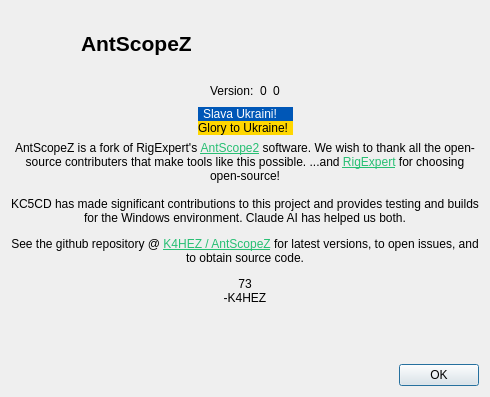
The window that src/aboutdialog.ui (K4HEZ/AntScopeZ) describes before a commit, drawn with Qt 5.
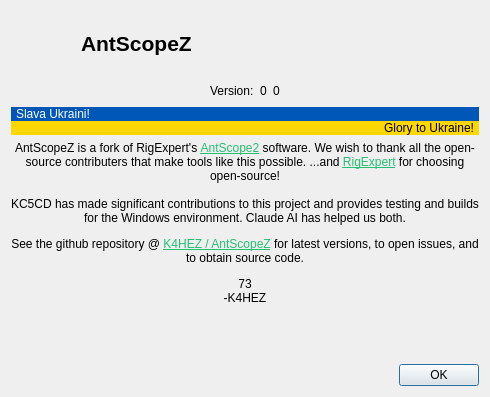
The same window after the commit. Icons and pictures are not drawn.

Commit message:
About dialog: remove flag-row spacers
Drops horizontalSpacer_flagLeft/Right from horizontalLayout_flag.

```diff
--- a/src/aboutdialog.ui
+++ b/src/aboutdialog.ui
@@ -128,19 +128,6 @@
    </item>
    <item>
     <layout class="QHBoxLayout" name="horizontalLayout_flag">
-     <item>
-      <spacer name="horizontalSpacer_flagLeft">
-       <property name="orientation">
-        <enum>Qt::Orientation::Horizontal</enum>
-       </property>
-       <property name="sizeHint" stdset="0">
-        <size>
-         <width>40</width>
-         <height>20</height>
-        </size>
-       </property>
-      </spacer>
-     </item>
      <item>
       <layout class="QVBoxLayout" name="verticalLayout_2">
        <property name="spacing">
@@ -180,19 +167,6 @@
        </item>
       </layout>
      </item>
-     <item>
-      <spacer name="horizontalSpacer_flagRight">
-       <property name="orientation">
-        <enum>Qt::Orientation::Horizontal</enum>
-       </property>
-       <property name="sizeHint" stdset="0">
-        <size>
-         <width>40</width>
-         <height>20</height>
-        </size>
-       </property>
-      </spacer>
-     </item>
     </layout>
    </item>
    <item>
```
